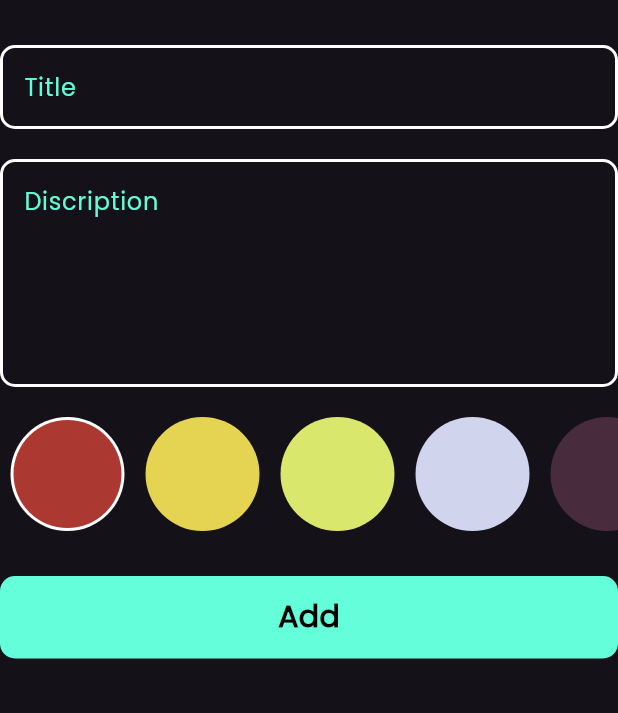
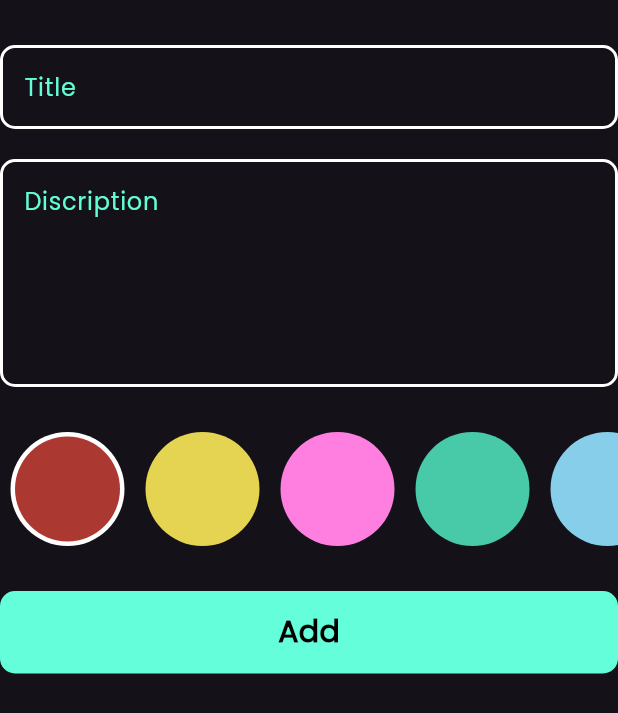
Before and after one commit to Ehabhanna1/Notes-App, a Flutter app: the AddNoteForm widget shown alone on an empty page, opened directly, on a phone screen of 412 x 824 dp. Shown: the top 713 px of the screen. Run offline on Flutter 3.47's test engine with Material 3 defaults, Android fonts, the phone set to English and light mode, and no system bars; our stand-ins replace bloc, flutter_bloc, hive, hive_flutter; accounts and stored records are empty.

Commit message:
choose color done

```diff
--- a/lib/logic/add_notes/cubit/add_notes_cubit.dart
+++ b/lib/logic/add_notes/cubit/add_notes_cubit.dart
@@ -1,4 +1,5 @@
 import 'package:bloc/bloc.dart';
+import 'package:flutter/material.dart';
 import 'package:hive_flutter/hive_flutter.dart';
 import 'package:meta/meta.dart';
 import 'package:notes_app/constants.dart';
@@ -10,7 +11,10 @@ class AddNotesCubit extends Cubit<AddNotesState> {
   AddNotesCubit() : super(AddNotesInitial());
 
 
+Color color = Color(0xfff8aa86);
+
   addNote(NotesModel note)async{
+    note.color = color.value;
     emit(AddNotesLoading());
     try {
        var notesBox = Hive.box<NotesModel>(kNotesBox);
--- a/lib/views/widgets/add_notes_form.dart
+++ b/lib/views/widgets/add_notes_form.dart
@@ -42,7 +42,7 @@ class _AddNoteFormState extends State<AddNoteForm> {
             maxLines: 5,
           ),
 
-          const SizedBox(height: 20),
+          const SizedBox(height: 30),
           ColorItemListView(),
           const SizedBox(height: 30),
 
--- a/lib/views/widgets/color_item_list_view.dart
+++ b/lib/views/widgets/color_item_list_view.dart
@@ -1,4 +1,6 @@
 import 'package:flutter/material.dart';
+import 'package:flutter_bloc/flutter_bloc.dart';
+import 'package:notes_app/logic/add_notes/cubit/add_notes_cubit.dart';
 
 class ColorItem extends StatelessWidget {
   const ColorItem({super.key, required this.isActive, required this.color});
@@ -13,7 +15,7 @@ class ColorItem extends StatelessWidget {
       radius: 38,
       backgroundColor: Colors.white,
       child: CircleAvatar(
-        radius: 36,
+        radius: 35,
         backgroundColor: color,
       ),
     ): CircleAvatar(
@@ -37,11 +39,13 @@ class _ColorItemListViewState extends State<ColorItemListView> {
   List<Color> kColors = const [
   Color(0xffAC3931),
   Color(0xffE5D352),
-  Color(0xffD9E76C),
+  Color(0xffff7fe0),
+  Color(0xff48C9A8),
+  Color(0xff87ceeb),
 
-  Color(0xffD0D5ED),
+  Color(0xfff9526b),
   Color(0xff482C3D),
-  Color(0xffABBEED),
+
   Color(0xff2596be),
 
 ];
@@ -61,6 +65,7 @@ class _ColorItemListViewState extends State<ColorItemListView> {
             child: GestureDetector(
               onTap: (){
                 currentIndex = index;
+                BlocProvider.of<AddNotesCubit>(context).color = kColors[index];
                 setState(() {});
               },
               child: ColorItem(
```
